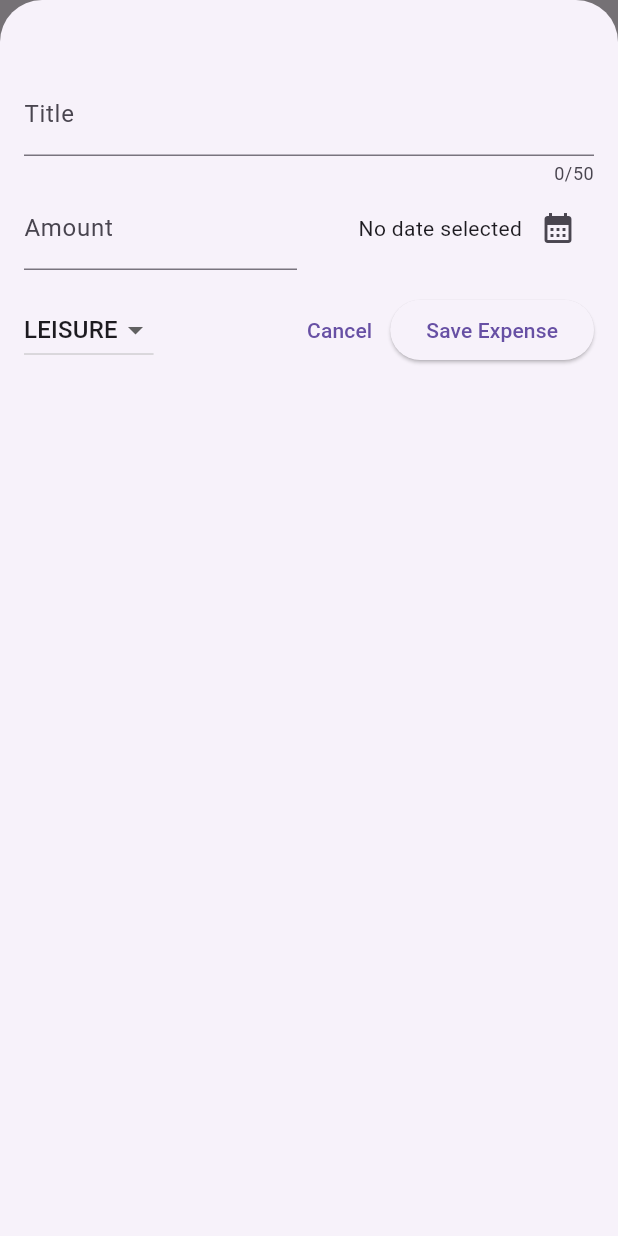
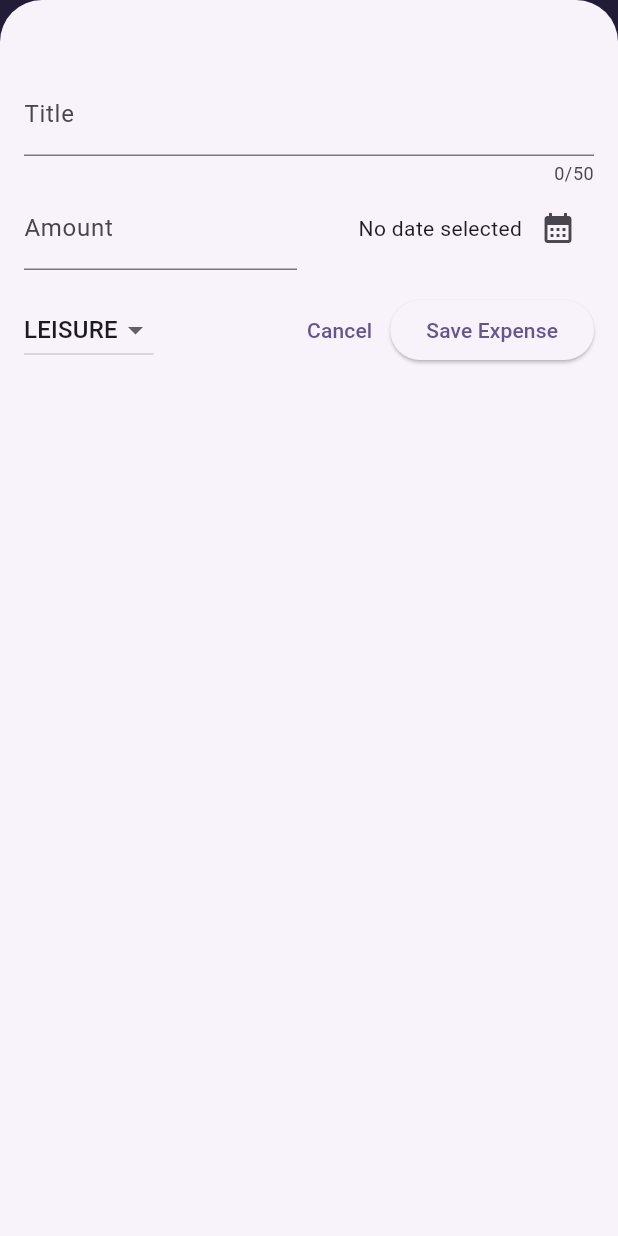
Before and after one commit to yulin0625/expense_tracker, a Flutter app: the screen it shows after launch, after a tap on the "add" icon, on a phone screen of 412 x 824 dp. Run offline on Flutter 3.47's test engine with Material 3 defaults, Android fonts, the phone set to English and light mode, and no system bars.

Commit message:
Setting & Using a Color Scheme

```diff
--- a/lib/main.dart
+++ b/lib/main.dart
@@ -2,10 +2,20 @@ import 'package:flutter/material.dart';
 
 import 'package:expense_tracker/widgets/expenses.dart';
 
+var kColorScheme =
+    ColorScheme.fromSeed(seedColor: const Color.fromARGB(255, 96, 59, 181));
+
 void main() {
   runApp(
-    const MaterialApp(
-      home: Expenses(),
+    MaterialApp(
+      theme: ThemeData().copyWith(
+        colorScheme: kColorScheme,
+        appBarTheme: const AppBarTheme().copyWith(
+          backgroundColor: kColorScheme.onPrimaryContainer,
+          foregroundColor: kColorScheme.primaryContainer,
+        ),
+      ),
+      home: const Expenses(),
     ),
   );
 }
```
